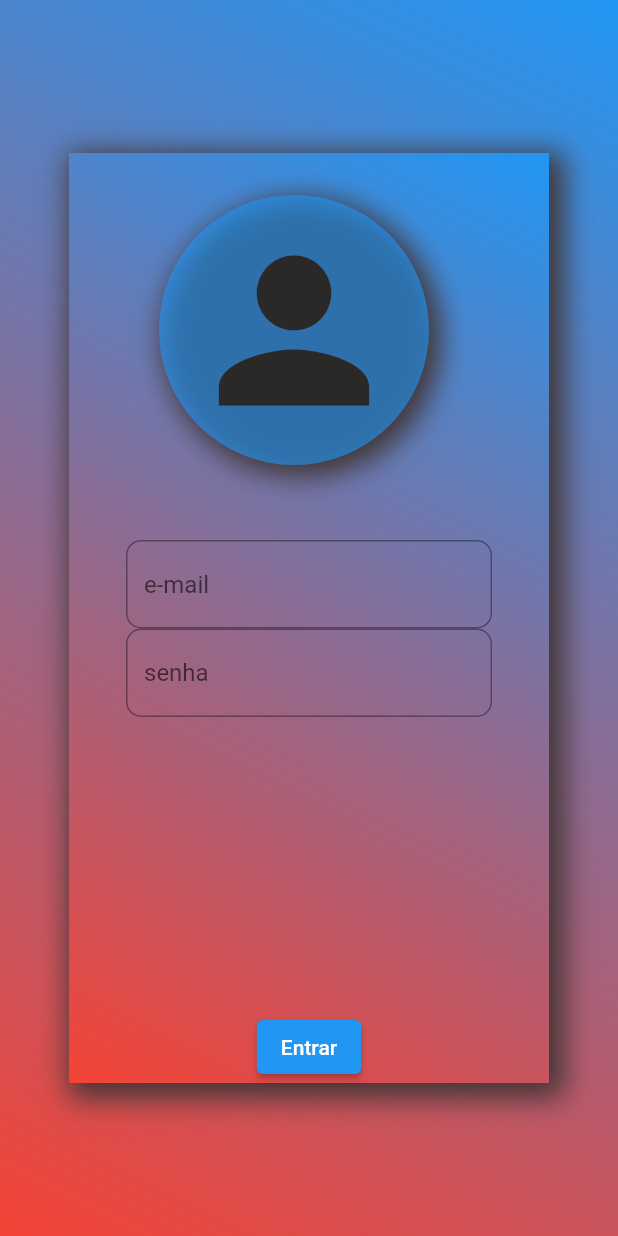
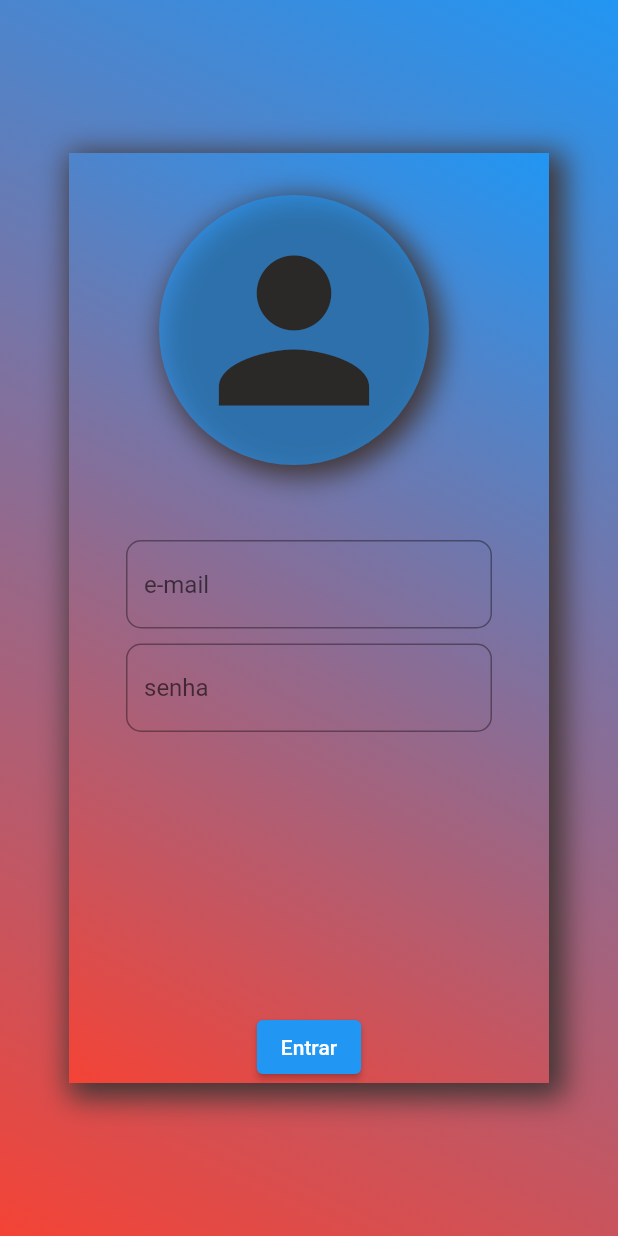
Before and after one commit to zMillyWS/GymTest, a Flutter app: the screen it shows after launch, on a phone screen of 412 x 824 dp. Run offline on Flutter 3.47's test engine with Material 2 defaults, Android fonts, the phone set to English and light mode, and no system bars.

Commit message:
Organizado os códicos

```diff
--- a/lib/TEST2.dart
+++ b/lib/TEST2.dart
@@ -1,127 +1,15 @@
-// ignore_for_file: prefer_const_constructors, prefer_const_literals_to_create_immutables
-
 import 'package:flutter/material.dart';
 
-class Teste extends StatefulWidget {
-  const Teste({super.key});
+class TesteDois extends StatefulWidget {
+  const TesteDois({super.key});
 
   @override
-  State<Teste> createState() => _Teste();
+  State<TesteDois> createState() => _TesteDois();
 }
 
-class _Teste extends State<Teste> {
+class _TesteDois extends State<TesteDois> {
   @override
   Widget build(BuildContext context) {
-    final emailTxt = TextField(
-          decoration: InputDecoration(
-              border:
-                  OutlineInputBorder(borderRadius: BorderRadius.circular(10.0)),
-              hintText: 'e-mail'),
-        ),
-        senhaTxt = TextField(
-          decoration: InputDecoration(
-              border:
-                  OutlineInputBorder(borderRadius: BorderRadius.circular(10.0)),
-              hintText: 'senha'),
-        );
-
-    return Material(
-      child: Stack(
-        children: <Widget>[
-          Container(
-            decoration: BoxDecoration(
-              gradient: LinearGradient(
-                begin: Alignment.topRight,
-                end: Alignment.bottomLeft,
-                colors: [
-                  Colors.blue,
-                  Colors.red,
-                ],
-              ),
-            ),
-          ),
-          Align(
-            alignment: Alignment.center,
-            child: Container(
-              height: 620.0,
-              width: 320.0,
-              decoration: BoxDecoration(
-                boxShadow: [
-                  BoxShadow(
-                    color: Color.fromARGB(255, 65, 53, 53),
-                    blurRadius: 15.0, // soften the shadow
-                    spreadRadius: 5.0, //extend the shadow
-                    offset: Offset(
-                      5.0, // Move to right 5  horizontally
-                      5.0, // Move to bottom 5 Vertically
-                    ),
-                  )
-                ],
-                gradient: LinearGradient(
-                  begin: Alignment.topRight,
-                  end: Alignment.bottomLeft,
-                  colors: [
-                    Colors.blue,
-                    Colors.red,
-                  ],
-                ),
-              ),
-              child: Column(
-                mainAxisAlignment: MainAxisAlignment.end,
-                children: [
-                  ElevatedButton(
-                    onPressed: () {},
-                    child: Text("Entrar"),
-                  ),
-                ],
-              ),
-            ),
-          ),
-          Align(
-            alignment: Alignment.center,
-            child: Container(
-              height: 200.0,
-              width: 340.0,
-              child: SingleChildScrollView(
-                child: Padding(
-                  padding: const EdgeInsets.all(48.0),
-                  child: Column(
-                    children: <Widget>[
-                      emailTxt,
-                      senhaTxt,
-                    ],
-                  ),
-                ),
-              ),
-            ),
-          ),
-          Positioned(
-            top: 80,
-            left: 106,
-            width: 180,
-            height: 280,
-            child: Container(
-              decoration: BoxDecoration(
-                color: Color.fromARGB(158, 33, 149, 243),
-                boxShadow: [
-                  BoxShadow(
-                    color: Color.fromARGB(255, 65, 53, 53),
-                    blurRadius: 15.0, // soften the shadow
-                    spreadRadius: 3.0, //extend the shadow
-                    offset: Offset(
-                      5.0, // Move to right 5  horizontally
-                      5.0, // Move to bottom 5 Vertically
-                    ),
-                  )
-                ],
-                shape: BoxShape.circle,
-              ),
-              child: Icon(Icons.person,
-                  size: 150, color: Color.fromARGB(255, 43, 40, 40)),
-            ),
-          ),
-        ],
-      ),
-    );
+    return Scaffold();
   }
 }
--- a/lib/login.dart
+++ b/lib/login.dart
@@ -2,14 +2,14 @@
 
 import 'package:flutter/material.dart';
 
-class Test2 extends StatefulWidget {
-  const Test2({super.key});
+class LoginScreen extends StatefulWidget {
+  const LoginScreen({super.key});
 
   @override
-  State<Test2> createState() => _Test2();
+  State<LoginScreen> createState() => _LoginScreen();
 }
 
-class _Test2 extends State<Test2> {
+class _LoginScreen extends State<LoginScreen> {
   @override
   Widget build(BuildContext context) {
     final emailTxt = TextField(
@@ -66,6 +66,15 @@ class _Test2 extends State<Test2> {
                   ],
                 ),
               ),
+              child: Column(
+                mainAxisAlignment: MainAxisAlignment.end,
+                children: [
+                  ElevatedButton(
+                    onPressed: () {},
+                    child: Text("Entrar"),
+                  ),
+                ],
+              ),
             ),
           ),
           Align(
@@ -73,13 +82,18 @@ class _Test2 extends State<Test2> {
             child: Container(
               height: 200.0,
               width: 340.0,
+              child: SingleChildScrollView(
                 child: Padding(
                   padding: const EdgeInsets.all(48.0),
                   child: Column(
                     children: <Widget>[
                       emailTxt,
+                      SizedBox(
+                        height: 10,
+                      ),
                       senhaTxt,
                     ],
+                  ),
                 ),
               ),
             ),
--- a/lib/main.dart
+++ b/lib/main.dart
@@ -16,7 +16,7 @@ class MyApp extends StatelessWidget {
   Widget build(BuildContext context) {
     return (const MaterialApp(
       title: 'Gym App',
-      home: Teste(),
+      home: LoginScreen(),
       debugShowCheckedModeBanner: false,
     ));
   }
```
Lines whose indentation alone changed are shown as unchanged.
